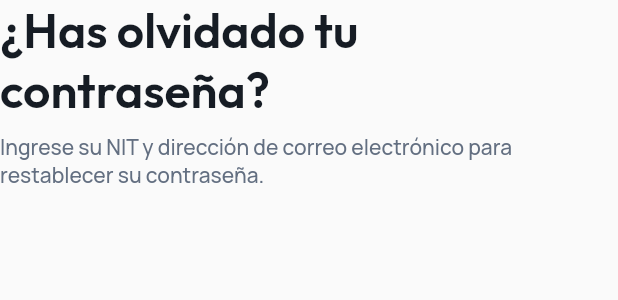
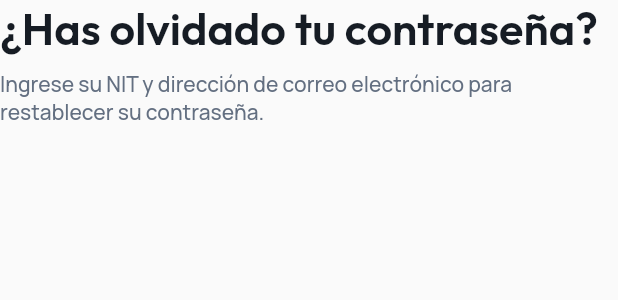
Before and after one commit to devHenao/VendedoresApp_Clean_Arquitecture, a Flutter app: the RecoveryPasswordHeader widget shown alone on an empty page, opened directly, on a phone screen of 412 x 824 dp. Shown: the top 300 px of the screen. Run offline on Flutter 3.47's test engine with Material 3 defaults, Android fonts, the phone set to English and light mode, and no system bars; our stand-ins replace auto_size_text, bloc, dartz, dio, dropdown_button2, easy_debounce and 15 more; missing offline and left inert: json_path, mime_type; accounts and stored records are empty.

Commit message:
Update font

```diff
--- a/lib/modules/recovery_password/presentation/widgets/recovery_password_header.dart
+++ b/lib/modules/recovery_password/presentation/widgets/recovery_password_header.dart
@@ -13,10 +13,11 @@ class RecoveryPasswordHeader extends StatelessWidget {
       children: [
         Text(
           '¿Has olvidado tu contraseña?',
-          style: theme.headlineMedium.copyWith(
+          style: theme.titleLarge.copyWith(
             fontFamily: 'Outfit',
             fontWeight: FontWeight.w600,
             color: theme.primaryText,
+            fontSize: 30.0,
           ),
         ),
         const SizedBox(height: 8),
```
